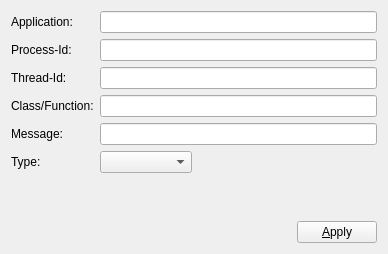
Above: gui/filterform.ui from froglogic/tracetool before the change. Below: the same form after it.
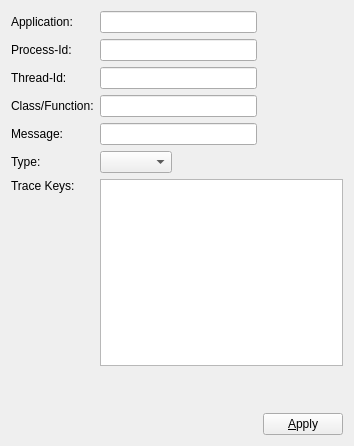
That is the form after the change.

Commit message: Start of a GUI for filtering by trace key

```diff
--- a/gui/filterform.ui
+++ b/gui/filterform.ui
@@ -6,8 +6,8 @@
    <rect>
     <x>0</x>
     <y>0</y>
-    <width>388</width>
-    <height>254</height>
+    <width>354</width>
+    <height>446</height>
    </rect>
   </property>
   <property name="windowTitle">
@@ -27,7 +27,7 @@
      </property>
     </widget>
    </item>
-   <item row="0" column="1" colspan="3">
+   <item row="0" column="1" colspan="2">
     <widget class="QLineEdit" name="appEdit"/>
    </item>
    <item row="1" column="0">
@@ -43,7 +43,7 @@
      </property>
     </widget>
    </item>
-   <item row="1" column="1" colspan="3">
+   <item row="1" column="1" colspan="2">
     <widget class="QLineEdit" name="pidEdit"/>
    </item>
    <item row="2" column="0">
@@ -59,7 +59,7 @@
      </property>
     </widget>
    </item>
-   <item row="2" column="1" colspan="3">
+   <item row="2" column="1" colspan="2">
     <widget class="QLineEdit" name="tidEdit"/>
    </item>
    <item row="3" column="0">
@@ -75,7 +75,7 @@
      </property>
     </widget>
    </item>
-   <item row="3" column="1" colspan="3">
+   <item row="3" column="1" colspan="2">
     <widget class="QLineEdit" name="funcEdit"/>
    </item>
    <item row="4" column="0">
@@ -91,7 +91,7 @@
      </property>
     </widget>
    </item>
-   <item row="4" column="1" colspan="3">
+   <item row="4" column="1" colspan="2">
     <widget class="QLineEdit" name="messageEdit"/>
    </item>
    <item row="5" column="0">
@@ -123,7 +123,20 @@
      </property>
     </spacer>
    </item>
-   <item row="6" column="1">
+   <item row="6" column="0">
+    <widget class="QLabel" name="traceKeysLabel">
+     <property name="text">
+      <string>Trace Keys:</string>
+     </property>
+     <property name="alignment">
+      <set>Qt::AlignLeading|Qt::AlignLeft|Qt::AlignTop</set>
+     </property>
+    </widget>
+   </item>
+   <item row="6" column="1" colspan="3">
+    <widget class="QListWidget" name="traceKeyList"/>
+   </item>
+   <item row="7" column="1">
     <spacer name="verticalSpacer">
      <property name="orientation">
       <enum>Qt::Vertical</enum>
@@ -136,7 +149,7 @@
      </property>
     </spacer>
    </item>
-   <item row="7" column="0" colspan="3">
+   <item row="8" column="0" colspan="3">
     <spacer name="horizontalSpacer">
      <property name="orientation">
       <enum>Qt::Horizontal</enum>
@@ -149,7 +162,7 @@
      </property>
     </spacer>
    </item>
-   <item row="7" column="3">
+   <item row="8" column="3">
     <widget class="QPushButton" name="applyButton">
      <property name="sizePolicy">
       <sizepolicy hsizetype="Maximum" vsizetype="Fixed">
```
The commit also changes 3 other files.
